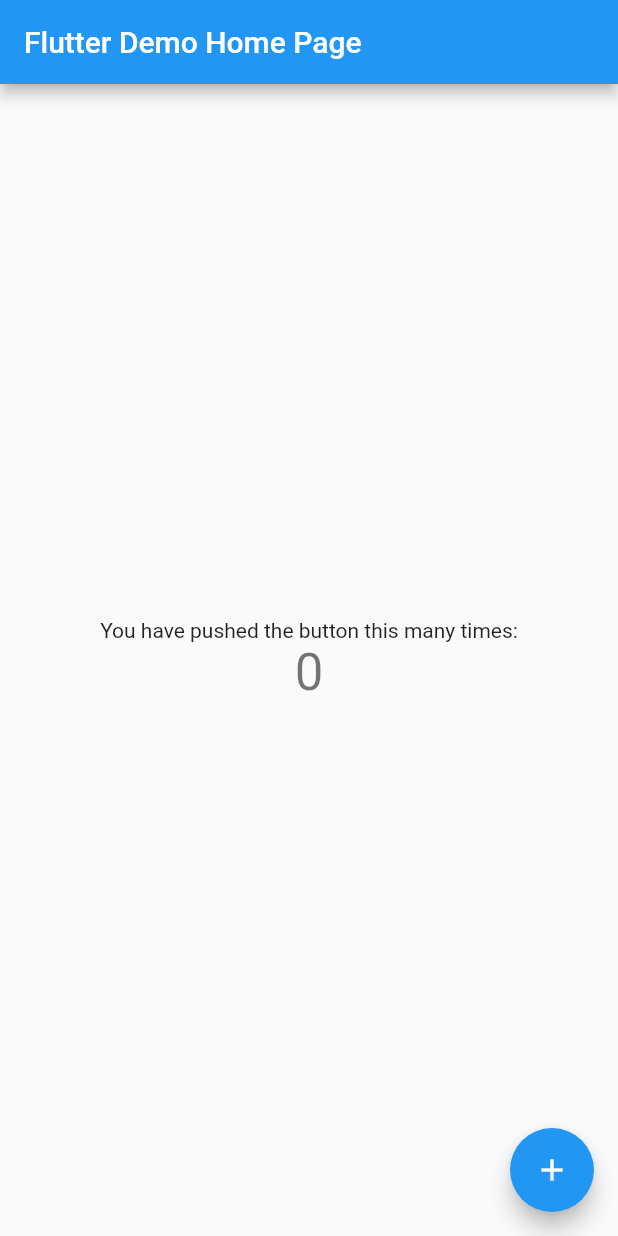
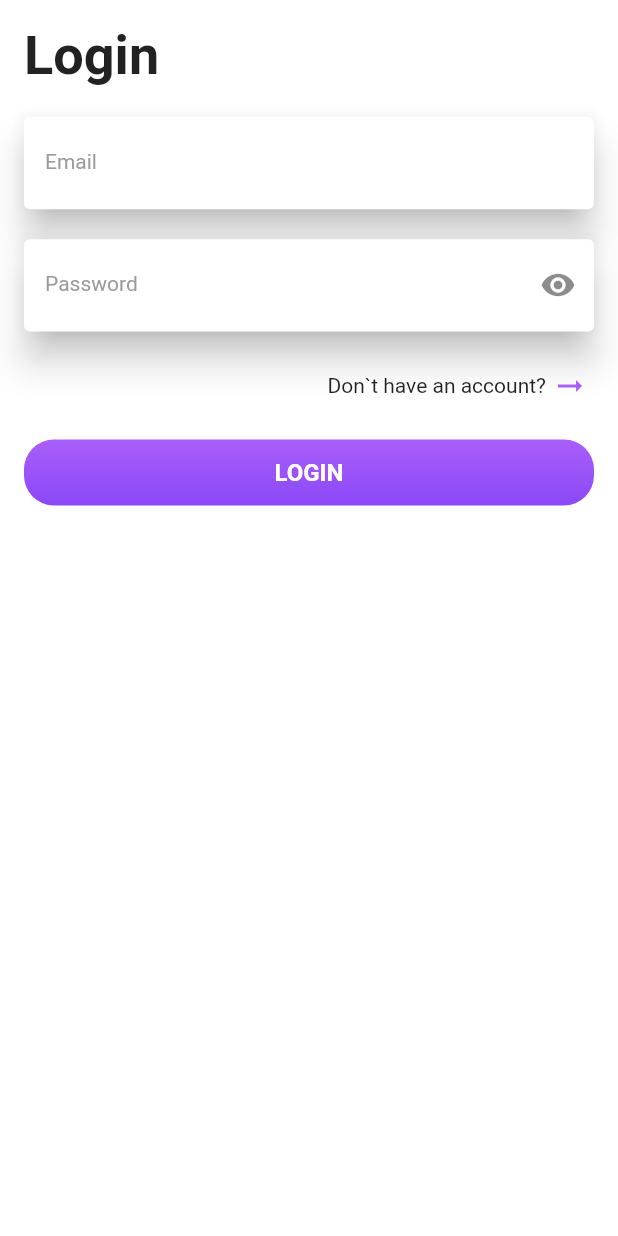
Before and after one commit to EgorShiryaev/ChairStore, a Flutter app: the screen it shows after launch, on a phone screen of 412 x 824 dp. Run offline on Flutter 3.47's test engine with Material 2 defaults, Android fonts, the phone set to English and light mode, and no system bars.

Commit message:
Реализованы страницы Регистрации и авторизации

```diff
--- /dev/null
+++ b/lib/app.dart
@@ -0,0 +1,21 @@
+import 'package:chair_store/app_theme.dart';
+import 'package:chair_store/ui/pages/login_page.dart';
+import 'package:chair_store/ui/pages/sign_up_page.dart';
+import 'package:flutter/material.dart';
+
+class App extends StatelessWidget {
+  const App({super.key});
+
+  @override
+  Widget build(BuildContext context) {
+    return MaterialApp(
+      title: 'Chair store',
+      initialRoute: LoginPage.routeName,
+      routes: {
+        SignUpPage.routeName: (context) => const SignUpPage(),
+        LoginPage.routeName: (context) => const LoginPage()
+      },
+      theme: AppTheme.theme,
+    );
+  }
+}
--- /dev/null
+++ b/lib/app_theme.dart
@@ -0,0 +1,82 @@
+import 'package:flutter/material.dart';
+import 'package:flutter/services.dart';
+
+class AppTheme {
+  static const colorScheme = ColorScheme(
+    brightness: Brightness.light,
+    primary: Color(0xff222222),
+    onPrimary: Color(0xffffffff),
+    secondary: Color(0xffffffff),
+    onSecondary: Color(0xff171717),
+    error: Color(0xffFF0000),
+    onError: Color(0xffffffff),
+    background: Color(0xffffffff),
+    onBackground: Color(0xff171717),
+    surface: Color(0xffffffff),
+    onSurface: Color(0xff171717),
+    tertiary: Color(0xffA95EFA),
+    onTertiary: Color(0xffffffff),
+  );
+
+  static const labelColor = Color(0xff9B9B9B);
+
+  static const listViewPadding = EdgeInsets.fromLTRB(16, 16, 16, 0);
+
+  static const formElementsOffset = 20.0;
+
+  static const formButtonOffset = 30.0;
+
+  static final fieldBorderRadius = BorderRadius.circular(4);
+
+  static final filledButtonBorderRadius = BorderRadius.circular(20);
+
+  static final filledButtonTexStyle = TextStyle(
+    fontSize: 16,
+    fontWeight: FontWeight.bold,
+    color: colorScheme.onTertiary,
+  );
+
+  static final theme = ThemeData(
+    appBarTheme: AppBarTheme(
+      backgroundColor: colorScheme.background,
+      foregroundColor: colorScheme.primary,
+      elevation: 0,
+      iconTheme: IconThemeData(
+        color: colorScheme.primary,
+        opacity: 1,
+        size: 24,
+      ),
+      systemOverlayStyle: SystemUiOverlayStyle.dark,
+    ),
+    scaffoldBackgroundColor: colorScheme.background,
+    textTheme: TextTheme(
+      // displayLarge = displayLarge ?? headline1,
+      displayMedium: TextStyle(
+        fontSize: 36,
+        color: colorScheme.primary,
+        fontWeight: FontWeight.bold,
+      ),
+      //  displaySmall = displaySmall ?? headline3,
+      //  headlineMedium = headlineMedium ?? headline4,
+      //  headlineSmall = headlineSmall ?? headline5,
+      //  titleLarge = titleLarge ?? headline6,
+      //  titleMedium = titleMedium ?? subtitle1,
+      //  titleSmall = titleSmall ?? subtitle2,
+      //  bodyLarge = bodyLarge ?? bodyText1,
+      //  bodyMedium = bodyMedium ?? bodyText2,
+      //  bodySmall = bodySmall ?? caption,
+      //  labelLarge = labelLarge ?? button,
+      //  labelSmall = labelSmall ?? overline;
+    ),
+    inputDecorationTheme: InputDecorationTheme(
+      fillColor: colorScheme.background,
+      border: InputBorder.none,
+      labelStyle: const TextStyle(
+        fontSize: 14,
+        color: labelColor,
+      ),
+      contentPadding: const EdgeInsets.all(14),
+    ),
+    colorScheme: colorScheme,
+  );
+}
--- a/lib/main.dart
+++ b/lib/main.dart
@@ -1,115 +1,7 @@
 import 'package:flutter/material.dart';
 
+import 'app.dart';
+
 void main() {
-  runApp(const MyApp());
+  runApp(const App());
 }
-
-class MyApp extends StatelessWidget {
-  const MyApp({super.key});
-
-  // This widget is the root of your application.
-  @override
-  Widget build(BuildContext context) {
-    return MaterialApp(
-      title: 'Flutter Demo',
-      theme: ThemeData(
-        // This is the theme of your application.
-        //
-        // Try running your application with "flutter run". You'll see the
-        // application has a blue toolbar. Then, without quitting the app, try
-        // changing the primarySwatch below to Colors.green and then invoke
-        // "hot reload" (press "r" in the console where you ran "flutter run",
-        // or simply save your changes to "hot reload" in a Flutter IDE).
-        // Notice that the counter didn't reset back to zero; the application
-        // is not restarted.
-        primarySwatch: Colors.blue,
-      ),
-      home: const MyHomePage(title: 'Flutter Demo Home Page'),
-    );
-  }
-}
-
-class MyHomePage extends StatefulWidget {
-  const MyHomePage({super.key, required this.title});
-
-  // This widget is the home page of your application. It is stateful, meaning
-  // that it has a State object (defined below) that contains fields that affect
-  // how it looks.
-
-  // This class is the configuration for the state. It holds the values (in this
-  // case the title) provided by the parent (in this case the App widget) and
-  // used by the build method of the State. Fields in a Widget subclass are
-  // always marked "final".
-
-  final String title;
-
-  @override
-  State<MyHomePage> createState() => _MyHomePageState();
-}
-
-class _MyHomePageState extends State<MyHomePage> {
-  int _counter = 0;
-
-  void _incrementCounter() {
-    setState(() {
-      // This call to setState tells the Flutter framework that something has
-      // changed in this State, which causes it to rerun the build method below
-      // so that the display can reflect the updated values. If we changed
-      // _counter without calling setState(), then the build method would not be
-      // called again, and so nothing would appear to happen.
-      _counter++;
-    });
-  }
-
-  @override
-  Widget build(BuildContext context) {
-    // This method is rerun every time setState is called, for instance as done
-    // by the _incrementCounter method above.
-    //
-    // The Flutter framework has been optimized to make rerunning build methods
-    // fast, so that you can just rebuild anything that needs updating rather
-    // than having to individually change instances of widgets.
-    return Scaffold(
-      appBar: AppBar(
-        // Here we take the value from the MyHomePage object that was created by
-        // the App.build method, and use it to set our appbar title.
-        title: Text(widget.title),
-      ),
-      body: Center(
-        // Center is a layout widget. It takes a single child and positions it
-        // in the middle of the parent.
-        child: Column(
-          // Column is also a layout widget. It takes a list of children and
-          // arranges them vertically. By default, it sizes itself to fit its
-          // children horizontally, and tries to be as tall as its parent.
-          //
-          // Invoke "debug painting" (press "p" in the console, choose the
-          // "Toggle Debug Paint" action from the Flutter Inspector in Android
-          // Studio, or the "Toggle Debug Paint" command in Visual Studio Code)
-          // to see the wireframe for each widget.
-          //
-          // Column has various properties to control how it sizes itself and
-          // how it positions its children. Here we use mainAxisAlignment to
-          // center the children vertically; the main axis here is the vertical
-          // axis because Columns are vertical (the cross axis would be
-          // horizontal).
-          mainAxisAlignment: MainAxisAlignment.center,
-          children: <Widget>[
-            const Text(
-              'You have pushed the button this many times:',
-            ),
-            Text(
-              '$_counter',
-              style: Theme.of(context).textTheme.headline4,
-            ),
-          ],
-        ),
-      ),
-      floatingActionButton: FloatingActionButton(
-        onPressed: _incrementCounter,
-        tooltip: 'Increment',
-        child: const Icon(Icons.add),
-      ), // This trailing comma makes auto-formatting nicer for build methods.
-    );
-  }
-}
--- /dev/null
+++ b/lib/ui/pages/login_page.dart
@@ -0,0 +1,71 @@
+import 'package:chair_store/app_theme.dart';
+import 'package:chair_store/ui/pages/sign_up_page.dart';
+import 'package:chair_store/ui/widgets/obscured_text_field.dart';
+import 'package:flutter/material.dart';
+
+import '../widgets/filled_button.dart';
+import '../widgets/shaded_text_field.dart';
+import '../widgets/text_button_with_icon.dart';
+
+class LoginPage extends StatefulWidget {
+  const LoginPage({super.key});
+
+  static const routeName = '/login';
+
+  @override
+  State<LoginPage> createState() => _LoginPageState();
+}
+
+class _LoginPageState extends State<LoginPage> {
+  final emailController = TextEditingController();
+  final passwordController = TextEditingController();
+  final confirmPasswordController = TextEditingController();
+
+  @override
+  void dispose() {
+    emailController.dispose();
+    passwordController.dispose();
+    confirmPasswordController.dispose();
+    super.dispose();
+  }
+
+  @override
+  Widget build(BuildContext context) {
+    return Scaffold(
+      body: SingleChildScrollView(
+        padding: AppTheme.listViewPadding,
+        child: SafeArea(
+          child: Column(
+            crossAxisAlignment: CrossAxisAlignment.start,
+            children: [
+              Text('Login', style: Theme.of(context).textTheme.displayMedium),
+              const SizedBox(height: AppTheme.formElementsOffset),
+              ShadedTextField(
+                label: 'Email',
+                controller: emailController,
+              ),
+              const SizedBox(height: AppTheme.formElementsOffset),
+              ObscuredTextField(
+                controller: passwordController,
+                label: 'Password',
+              ),
+              const SizedBox(height: AppTheme.formElementsOffset),
+              TextButtonWithIcon(
+                text: 'Don`t have an account?',
+                icon: Icons.arrow_right_alt,
+                onPress: () {
+                  Navigator.pushReplacementNamed(context, SignUpPage.routeName);
+                },
+              ),
+              const SizedBox(height: AppTheme.formElementsOffset),
+              FilledButton(
+                label: 'Login',
+                onPress: () {},
+              ),
+            ],
+          ),
+        ),
+      ),
+    );
+  }
+}
--- /dev/null
+++ b/lib/ui/pages/sign_up_page.dart
@@ -0,0 +1,76 @@
+import 'package:chair_store/app_theme.dart';
+import 'package:chair_store/ui/pages/login_page.dart';
+import 'package:chair_store/ui/widgets/obscured_text_field.dart';
+import 'package:flutter/material.dart';
+
+import '../widgets/filled_button.dart';
+import '../widgets/shaded_text_field.dart';
+import '../widgets/text_button_with_icon.dart';
+
+class SignUpPage extends StatefulWidget {
+  const SignUpPage({super.key});
+
+  static const routeName = '/signUp';
+
+  @override
+  State<SignUpPage> createState() => _SignUpPageState();
+}
+
+class _SignUpPageState extends State<SignUpPage> {
+  final emailController = TextEditingController();
+  final passwordController = TextEditingController();
+  final confirmPasswordController = TextEditingController();
+
+  @override
+  void dispose() {
+    emailController.dispose();
+    passwordController.dispose();
+    confirmPasswordController.dispose();
+    super.dispose();
+  }
+
+  @override
+  Widget build(BuildContext context) {
+    return Scaffold(
+      body: SingleChildScrollView(
+        padding: AppTheme.listViewPadding,
+        child: SafeArea(
+          child: Column(
+            crossAxisAlignment: CrossAxisAlignment.start,
+            children: [
+              Text('Sign up', style: Theme.of(context).textTheme.displayMedium),
+              const SizedBox(height: AppTheme.formElementsOffset),
+              ShadedTextField(
+                label: 'Email',
+                controller: emailController,
+              ),
+              const SizedBox(height: AppTheme.formElementsOffset),
+              ObscuredTextField(
+                controller: passwordController,
+                label: 'Password',
+              ),
+              const SizedBox(height: AppTheme.formElementsOffset),
+              ObscuredTextField(
+                controller: confirmPasswordController,
+                label: 'Confirm password',
+              ),
+              const SizedBox(height: AppTheme.formElementsOffset),
+              TextButtonWithIcon(
+                text: 'Already have an account?',
+                icon: Icons.arrow_right_alt,
+                onPress: () {
+                  Navigator.pushReplacementNamed(context, LoginPage.routeName);
+                },
+              ),
+              const SizedBox(height: AppTheme.formElementsOffset),
+              FilledButton(
+                label: 'Sign up',
+                onPress: () {},
+              ),
+            ],
+          ),
+        ),
+      ),
+    );
+  }
+}
--- /dev/null
+++ b/lib/ui/widgets/filled_button.dart
@@ -0,0 +1,45 @@
+import 'package:flutter/material.dart';
+import 'package:flutter/src/widgets/container.dart';
+import 'package:flutter/src/widgets/framework.dart';
+
+import '../../app_theme.dart';
+
+class FilledButton extends StatelessWidget {
+  final String label;
+  final Function() onPress;
+  const FilledButton({
+    super.key,
+    required this.label,
+    required this.onPress,
+  });
+
+  @override
+  Widget build(BuildContext context) {
+    return InkWell(
+      splashColor: Theme.of(context).colorScheme.onTertiary,
+      borderRadius: AppTheme.filledButtonBorderRadius,
+      onTap: onPress,
+      child: Container(
+        height: 44,
+        width: double.maxFinite,
+        decoration: BoxDecoration(
+          borderRadius: AppTheme.filledButtonBorderRadius,
+          gradient: const LinearGradient(
+            colors: [
+              Color(0xffA95EFA),
+              Color(0xff8A49F7),
+            ],
+            begin: Alignment.topCenter,
+            end: Alignment.bottomCenter,
+          ),
+        ),
+        child: Center(
+          child: Text(
+            label.toUpperCase(),
+            style: AppTheme.filledButtonTexStyle,
+          ),
+        ),
+      ),
+    );
+  }
+}
--- /dev/null
+++ b/lib/ui/widgets/obscured_text_field.dart
@@ -0,0 +1,34 @@
+import 'package:chair_store/ui/widgets/shaded_text_field.dart';
+import 'package:flutter/material.dart';
+
+class ObscuredTextField extends StatefulWidget {
+  final String label;
+  final TextEditingController controller;
+  const ObscuredTextField({
+    super.key,
+    required this.controller,
+    required this.label,
+  });
+
+  @override
+  State<ObscuredTextField> createState() => _ObscuredTextFieldState();
+}
+
+class _ObscuredTextFieldState extends State<ObscuredTextField> {
+  bool obscureText = true;
+
+  @override
+  Widget build(BuildContext context) {
+    return ShadedTextField(
+      controller: widget.controller,
+      obscureText: obscureText,
+      label: widget.label,
+      suffixIcon: IconButton(
+        icon: Icon(obscureText ? Icons.visibility : Icons.visibility_off),
+        onPressed: () => setState(
+          () => obscureText = !obscureText,
+        ),
+      ),
+    );
+  }
+}
--- /dev/null
+++ b/lib/ui/widgets/shaded_text_field.dart
@@ -0,0 +1,32 @@
+import 'package:chair_store/app_theme.dart';
+import 'package:flutter/material.dart';
+
+class ShadedTextField extends StatelessWidget {
+  final String label;
+  final TextEditingController controller;
+  final Widget? suffixIcon;
+  final bool? obscureText;
+  const ShadedTextField({
+    super.key,
+    required this.label,
+    required this.controller,
+    this.suffixIcon,
+    this.obscureText,
+  });
+
+  @override
+  Widget build(BuildContext context) {
+    return Material(
+      elevation: 10,
+      color: Theme.of(context).colorScheme.surface,
+      borderRadius: AppTheme.fieldBorderRadius,
+      child: TextFormField(
+        obscureText: obscureText ?? false,
+        decoration: InputDecoration(
+          label: Text(label),
+          suffixIcon: suffixIcon,
+        ),
+      ),
+    );
+  }
+}
--- /dev/null
+++ b/lib/ui/widgets/text_button_with_icon.dart
@@ -0,0 +1,36 @@
+import 'package:flutter/material.dart';
+
+class TextButtonWithIcon extends StatelessWidget {
+  final String text;
+  final IconData icon;
+  final Function() onPress;
+  const TextButtonWithIcon({
+    super.key,
+    required this.text,
+    required this.icon,
+    required this.onPress,
+  });
+
+  @override
+  Widget build(BuildContext context) {
+    return Row(
+      mainAxisAlignment: MainAxisAlignment.end,
+      children: [
+        InkWell(
+          onTap: onPress,
+          child: Padding(
+            padding: const EdgeInsets.all(4),
+            child: Row(
+              mainAxisAlignment: MainAxisAlignment.end,
+              children: [
+                Text(text),
+                const SizedBox(width: 4),
+                Icon(icon, color: Theme.of(context).colorScheme.tertiary)
+              ],
+            ),
+          ),
+        ),
+      ],
+    );
+  }
+}
```
Also changed, not shown: pubspec.yaml (+3 -70 lines).
